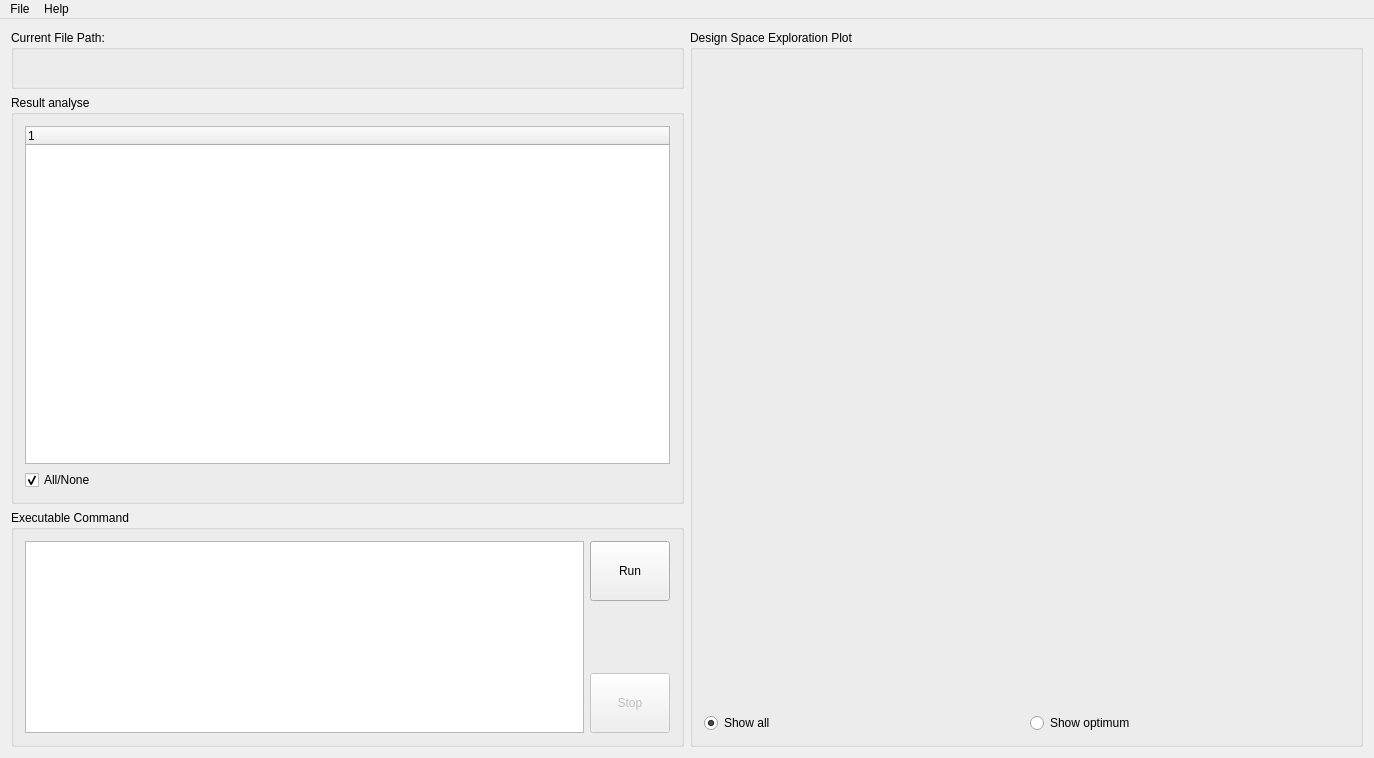
Before: the Qt Designer form src/mainwindow.ui in DARCLabHao/DSEframe, drawn with Qt 5.
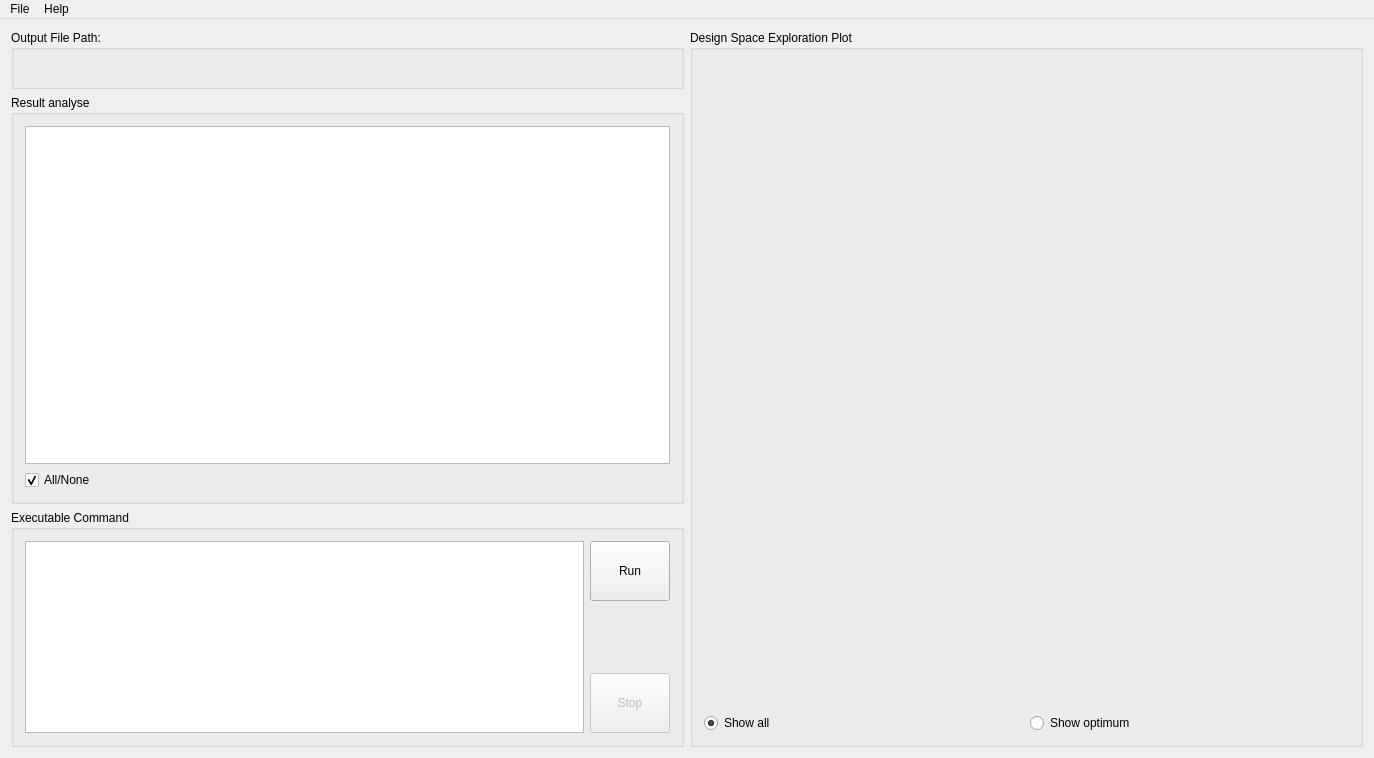
After: the same form once the commit is applied. Custom widgets are drawn as their Qt base class.

Diff of the .ui file:
```diff
--- a/src/mainwindow.ui
+++ b/src/mainwindow.ui
@@ -32,7 +32,7 @@
          </sizepolicy>
         </property>
         <property name="title">
-         <string>Current File Path:</string>
+         <string>Output File Path:</string>
         </property>
         <layout class="QGridLayout" name="gridLayout_4">
          <item row="0" column="0">
@@ -90,11 +90,9 @@
              <verstretch>0</verstretch>
             </sizepolicy>
            </property>
-           <column>
-            <property name="text">
-             <string notr="true">1</string>
-            </property>
-           </column>
+           <property name="columnCount">
+            <number>0</number>
+           </property>
           </widget>
          </item>
         </layout>
```
